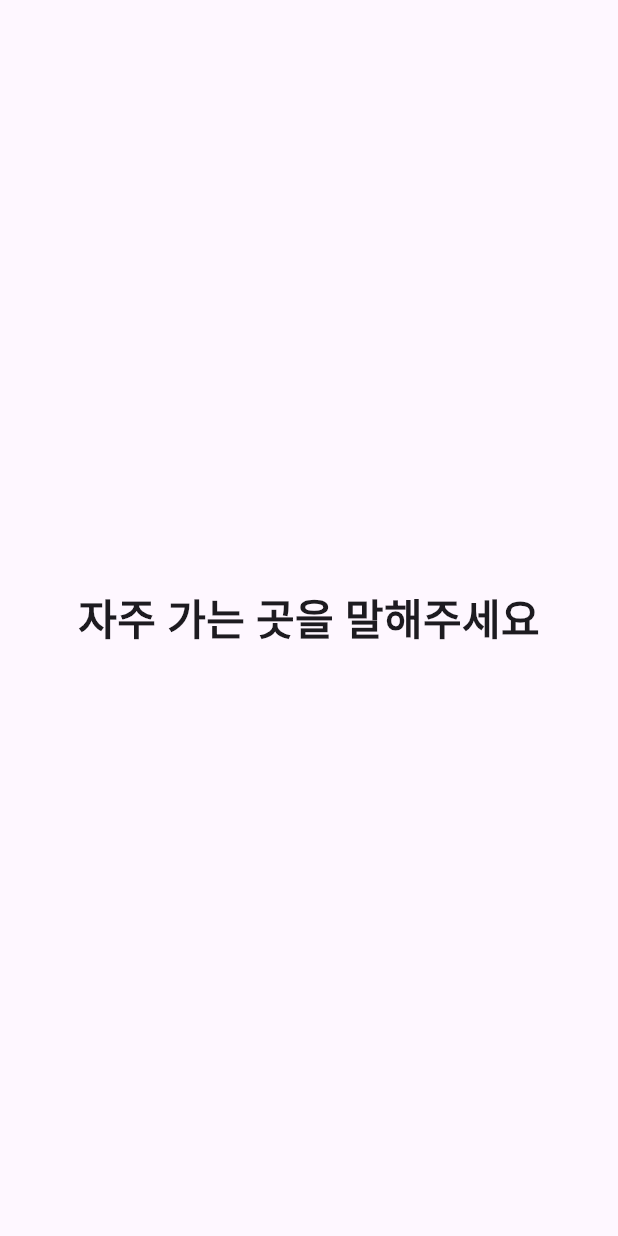
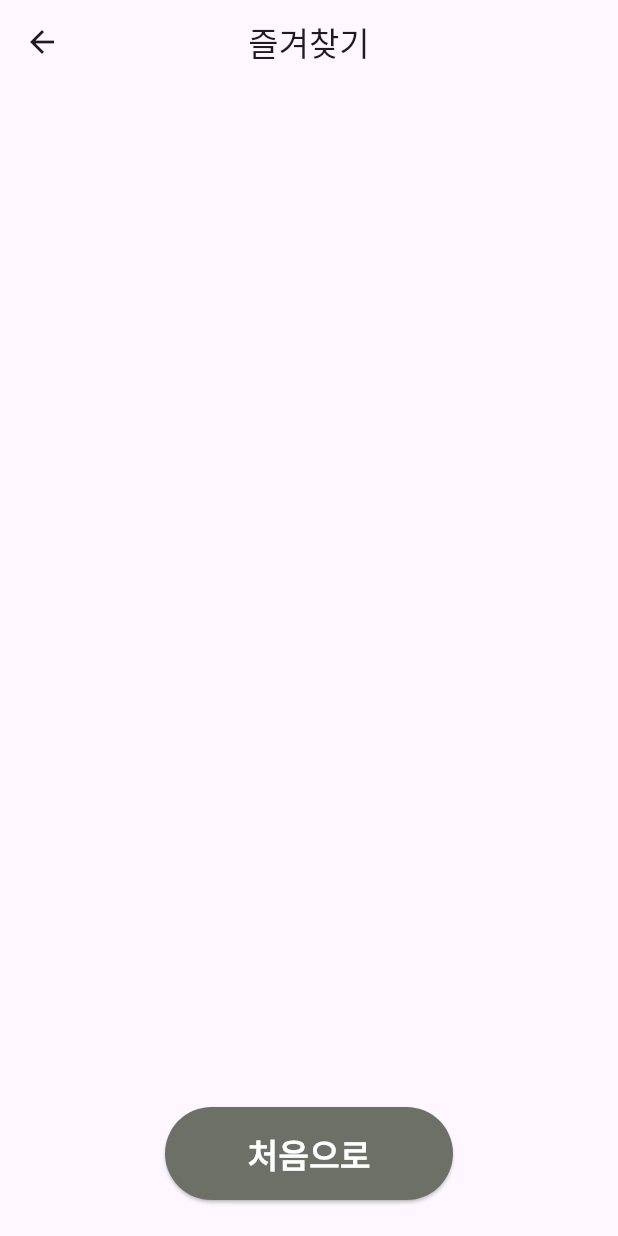
Before and after one commit to in-up/busyoong-frontend, a Flutter app: the screen it shows after launch, after a tap on "즐겨찾기", on a phone screen of 412 x 824 dp. Run offline on Flutter 3.47's test engine with Material 3 defaults, Android fonts, the phone set to English and light mode, and no system bars; our stand-ins replace flutter_riverpod, hive, hive_flutter, speech_to_text; accounts and stored records are empty; Roboto replaces fonts that are missing (Pretendard).

Commit message:
feat: local storage

```diff
--- a/lib/screen/favorite.dart
+++ b/lib/screen/favorite.dart
@@ -1,64 +1,126 @@
 import 'package:flutter/material.dart';
+import 'package:hive/hive.dart';
+
+import '../ui/card_button.dart';
+import '../ui/palette.dart';
 
 class FavoriteScreen extends StatefulWidget {
+  const FavoriteScreen({Key? key}) : super(key: key);
+
   @override
-  _FavoriteScreenState createState() => _FavoriteScreenState();
+  State<FavoriteScreen> createState() => _FavoriteScreenState();
 }
 
 class _FavoriteScreenState extends State<FavoriteScreen> {
-  double _opacity = 0.0;
+  var mybox = Hive.box('localdata');
+  List mydata = [];
+
+  var myText = TextEditingController();
 
   @override
   void initState() {
     super.initState();
-    /*
-    final prefs = await SharedPreferences.getInstance();
-    await prefs.setStringList('items', <String>['Earth', 'Moon', 'Sun']);
-    로 저장
-
-
-    final prefs = await SharedPreferences.getInstance();
-    List<String> favoriteList = await prefs.get('favorite');
-    if (favoriteList.length == 0) {
-        밑의 showText부분
-    } else {
-
-    }
-     */
-
-    _showText();
+    getItem();
   }
 
-  void _showText() async {
-    // 1초 동안 자연스럽게 나타남
-    setState(() {
-      _opacity = 1.0;
-    });
-    await Future.delayed(Duration(seconds: 3));
-    // 1초 동안 자연스럽게 사라짐
-    setState(() {
-      _opacity = 0.0;
-    });
-    await Future.delayed(Duration(seconds: 1));
-    // 글자가 사라진 후 SearchScreen으로 이동
-    Navigator.popAndPushNamed(context, '/favorite_search');
+  void addItem(data) async {
+    await mybox.add(data);
+    print(mybox.values);
+  }
+
+  void getItem() {
+    mydata = mybox.keys.map((e) {
+      var res = mybox.get(e);
+      return {'key': e, 'title': res['title']};
+    }).toList();
+    setState(() {});
+  }
+
+  void deleteItem(int index) {
+    mybox.delete(mydata[index]['key']);
+    getItem();
+    ScaffoldMessenger.of(context).showSnackBar(
+      SnackBar(
+        content: Text('삭제되었습니다'),
+        duration: Duration(seconds: 1),
+      ),
+    );
   }
 
   @override
   Widget build(BuildContext context) {
     return Scaffold(
+      appBar: AppBar(
+        title: const Text('즐겨찾기'),
+        centerTitle: true,
+      ),
       body: Center(
         child: Column(
-          mainAxisAlignment: MainAxisAlignment.center,
           children: [
-            AnimatedOpacity(
-              opacity: _opacity,
-              duration: Duration(seconds: 1),
-              child: Text(
-                '자주 가는 곳을 말해주세요',
-                style: TextStyle(fontSize: 28, fontWeight: FontWeight.w900),
+            // SizedBox(
+            //   height: 30,
+            // ),
+            // Padding(
+            //   padding: EdgeInsets.symmetric(horizontal: 20),
+            //   child: TextField(
+            //     controller: myText,
+            //     decoration: InputDecoration(hintText: 'item'),
+            //   ),
+            // ),
+            // SizedBox(
+            //   height: 20,
+            // ),
+            // ElevatedButton.icon(
+            //   onPressed: () {
+            //     Map<String, String> d = {
+            //       'title': myText.text,
+            //     };
+            //     addItem(d);
+            //     myText.clear();
+            //     getItem();
+            //   },
+            //   icon: Icon(Icons.save),
+            //   label: Text('save'),
+            // ),
+            // SizedBox(
+            //   height: 20,
+            // ),
+            Expanded(
+              child: ListView.builder(
+                itemCount: mydata.length,
+                itemBuilder: (context, index) {
+                  return ListTile(
+                    title: Text(
+                      "${mydata[index]['title']}",
+                      style:
+                          TextStyle(fontSize: 24, fontWeight: FontWeight.w600),
+                    ),
+                    onTap: () {
+                      Navigator.pushNamed(
+                        context,
+                        '/result',
+                        arguments: mydata[index]['title'],
+                      );
+                    },
+                    onLongPress: () {
+                      deleteItem(index);
+                    },
+                  );
+                },
               ),
             ),
+            CardButton(
+              '처음으로',
+              onTap: () {
+                Navigator.of(context).pop();
+              },
+              color: Palette.gray,
+              width: 200,
+              height: 70,
+            ),
+            SizedBox(
+              height: 20,
+            )
           ],
         ),
       ),
--- a/lib/screen/home.dart
+++ b/lib/screen/home.dart
@@ -19,7 +19,7 @@ class HomeScreen extends StatelessWidget {
             SizedBox(height: 15),
             CardButton('우리집', onTap:(){}, icon: Icons.home_rounded, color: Palette.green),
             SizedBox(height: 15),
-            CardButton('다른 장소', onTap:(){Navigator.pushNamed(context, '/search');}, icon: Icons.more_horiz_rounded, color: Palette.red, width: 200,),
+            CardButton('다른 장소', onTap:(){Navigator.pushNamed(context, '/search');}, icon: Icons.search_rounded, color: Palette.red, width: 200,),
           ],
         ),
       ),
```
Also changed, not shown: lib/screen/result.dart (+15 -1 lines).
